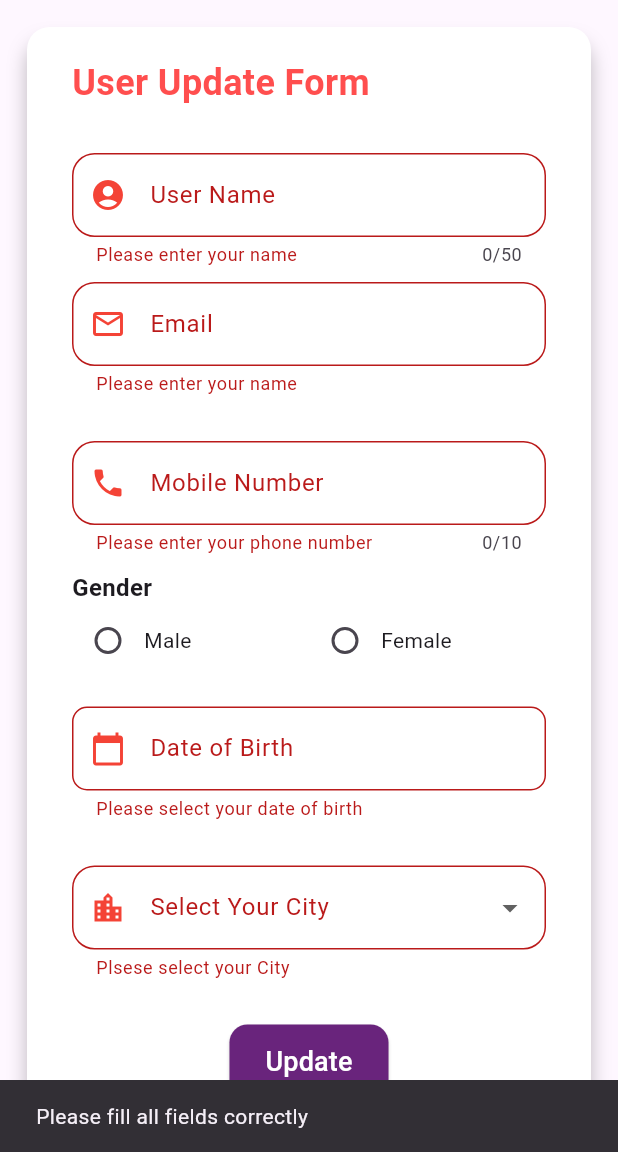
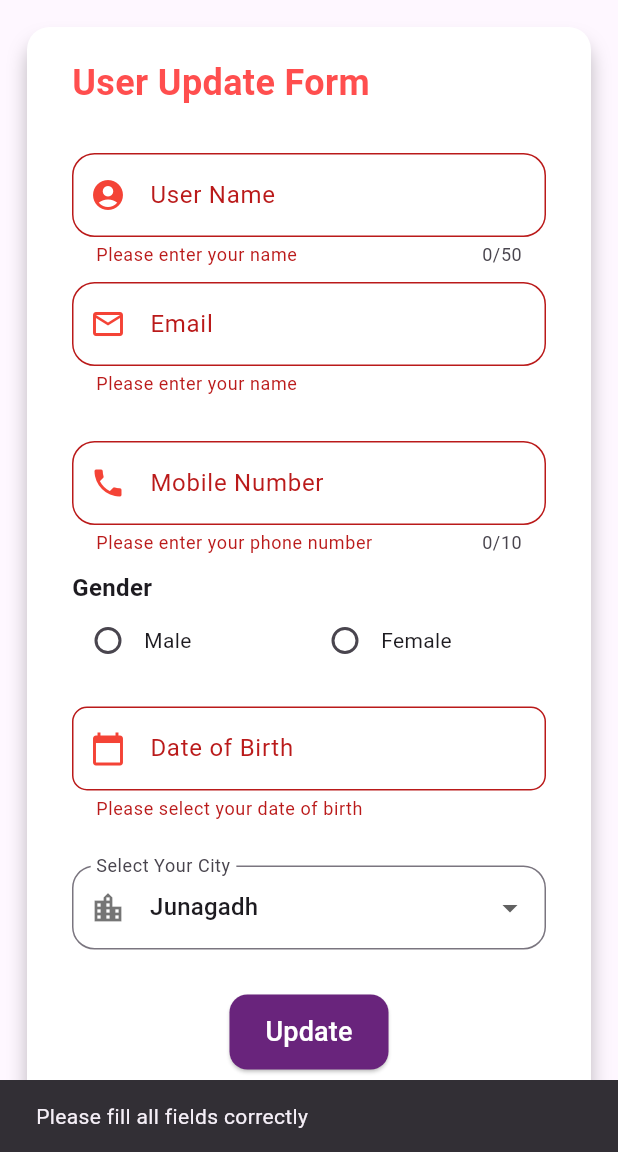
Before and after one commit to hetbhalani/matrimony_app, a Flutter app: the UpdateUser screen opened directly with empty values, after a tap on "Update", on a phone screen of 412 x 824 dp, the part 84-1236 px from its top. Run offline on Flutter 3.47's test engine with Material 3 defaults, Android fonts, the phone set to English and light mode, and no system bars; our stand-ins replace font_awesome_flutter, google_nav_bar, lottie, shared_preferences, sqflite; accounts and stored records are empty.

Commit message:
update done

```diff
--- a/lib/updateForm.dart
+++ b/lib/updateForm.dart
@@ -2,6 +2,7 @@ import 'package:flutter/material.dart';
 import 'package:flutter/services.dart';
 import 'package:intl/intl.dart';
 import 'package:matrimonial_app/PageViewBuilder.dart';
+import 'package:matrimonial_app/crudAPI.dart';
 import 'package:matrimonial_app/db.dart';
 import 'package:matrimonial_app/favUser.dart';
 import 'package:matrimonial_app/home.dart';
@@ -9,29 +10,29 @@ import 'package:matrimonial_app/user.dart';
 import 'package:google_nav_bar/google_nav_bar.dart';
 import 'package:matrimonial_app/userList.dart';
 
-class User {
-  String name;
-  String email;
-  String phone;
-  String dob;
-  String city;
-  String gender;
-  int isFav;
-  // String hobbies;
-  // String password;
-
-  User({
-    required this.name,
-    required this.email,
-    required this.phone,
-    required this.dob,
-    required this.city,
-    required this.gender,
-    required this.isFav,
-    // required this.hobbies,
-    // required this.password,
-  });
-}
+// class User {
+//   String name;
+//   String email;
+//   String phone;
+//   String dob;
+//   String city;
+//   String gender;
+//   int isFav;
+//   // String hobbies;
+//   // String password;
+//
+//   User({
+//     required this.name,
+//     required this.email,
+//     required this.phone,
+//     required this.dob,
+//     required this.city,
+//     required this.gender,
+//     required this.isFav,
+//     // required this.hobbies,
+//     // required this.password,
+//   });
+// }
 
 class UpdateUser extends StatefulWidget {
   final Map<String, dynamic> user;
@@ -50,6 +51,7 @@ class _UpdateUserState extends State<UpdateUser> {
   late TextEditingController gender;
   late TextEditingController isFav;
   String selectedGender = "";
+  String selectedCity = "";
 
   List<String> cities = [
     'Junagadh',
@@ -81,6 +83,11 @@ class _UpdateUserState extends State<UpdateUser> {
     gender = TextEditingController(text: widget.user['gender'].toString());
     isFav = TextEditingController(text: widget.user['isFav'].toString());
     selectedGender = widget.user['gender'].toString();
+
+    // Set selectedCity to a valid value or fallback to a default
+    selectedCity = cities.contains(widget.user['city'].toString())
+        ? widget.user['city'].toString()
+        : cities[0];
     print("======================update vada use ni city ${widget.user['city']} =================================");
   }
 
@@ -355,7 +362,7 @@ class _UpdateUserState extends State<UpdateUser> {
                           height: 30,
                         ),
                         DropdownButtonFormField<String>(
-                          value: city.text??'Rajkot',
+                          value: selectedCity,
                           focusColor: Colors.transparent,
                           decoration: InputDecoration(
                             labelText: "Select Your City",
@@ -375,8 +382,9 @@ class _UpdateUserState extends State<UpdateUser> {
                           }).toList(),
                           onChanged: (String? newValue) {
                             setState(() {
-                              // selectedCity = newValue;
-                              city.text = newValue!;
+                              selectedCity = newValue!;
+                              // Optionally update your city controller too
+                              city.text = newValue;
                             });
                           },
                           validator: (value) {
@@ -414,28 +422,19 @@ class _UpdateUserState extends State<UpdateUser> {
                                     ),
                                     onPressed: () async {
                                       if (fk.currentState!.validate()) {
-                                        User newUser = User(
-                                          name: name.text,
-                                          email: email.text,
-                                          phone: phone.text,
-                                          dob: dob.text,
-                                          city: city.text,
-                                          gender: selectedGender,
-                                          isFav: widget.user['isFav'],                                          // hobbies: selectedHobbiesString,
-                                          // password: password.text,
+                                        API_Users a1 = API_Users();
+
+                                        await a1.updateUser({
+                                          'name': name.text,
+                                          'email': email.text,
+                                          'phone': phone.text,
+                                          'dob': dob.text,
+                                          'city': city.text,
+                                          'gender': selectedGender,
+                                          'isFav': int.parse(isFav.text), // convert isFav to int if needed
+                                        },
+                                        widget.user['id']
                                         );
-                                        // Call the DB update method instead of updating a local list.
-                                        await MatrimonyDB().updateUser(
-                                          id: widget.user['id'],
-                                          name: newUser.name,
-                                          email: newUser.email,
-                                          phone: newUser.phone,
-                                          dob: newUser.dob,
-                                          city: newUser.city,
-                                          gender: newUser.gender,
-                                          isFav: newUser.isFav,
-                                        );
-                                        // Clear controllers if needed and show confirmation
                                         name.clear();
                                         email.clear();
                                         phone.clear();
```
Also changed, not shown: lib/userList.dart (+29 -18 lines).
